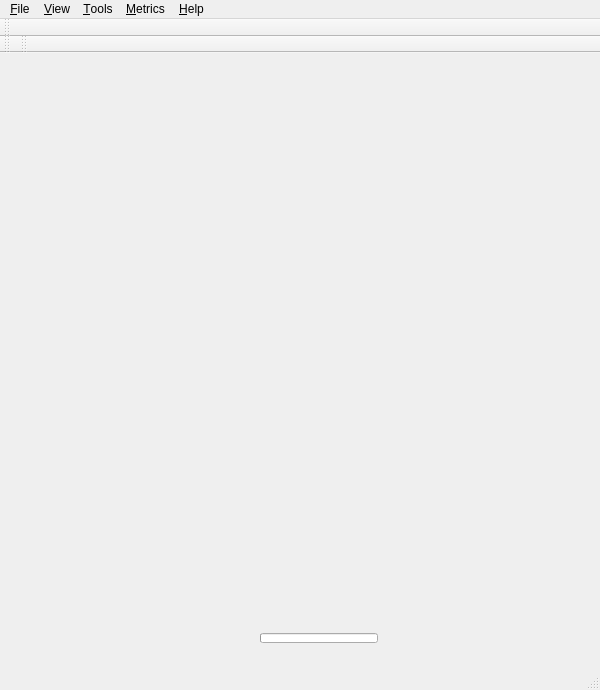
This is forms/ClinifaceMain.ui in frontiersi/Cliniface as Qt 5 draws it before an edit. The edited form follows.
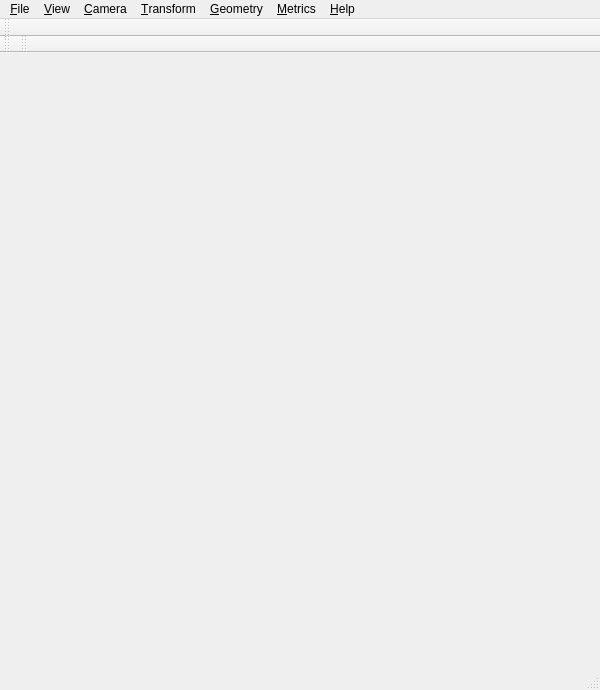
This is the edited form. Icons and pictures are not drawn.

```diff
--- a/forms/ClinifaceMain.ui
+++ b/forms/ClinifaceMain.ui
@@ -35,30 +35,7 @@
    <iconset resource="../resources.qrc">
     <normaloff>:/logos/window_icon.png</normaloff>:/logos/window_icon.png</iconset>
   </property>
-  <widget class="QWidget" name="centralwidget">
-   <widget class="QProgressBar" name="progressBar">
-    <property name="geometry">
-     <rect>
-      <x>260</x>
-      <y>580</y>
-      <width>118</width>
-      <height>10</height>
-     </rect>
-    </property>
-    <property name="maximumSize">
-     <size>
-      <width>16777215</width>
-      <height>10</height>
-     </size>
-    </property>
-    <property name="value">
-     <number>0</number>
-    </property>
-    <property name="textVisible">
-     <bool>false</bool>
-    </property>
-   </widget>
-  </widget>
+  <widget class="QWidget" name="centralwidget"/>
   <widget class="QMenuBar" name="menubar">
    <property name="geometry">
     <rect>
@@ -82,9 +59,9 @@
     <addaction name="action_About"/>
     <addaction name="action_Plugins"/>
    </widget>
-   <widget class="QMenu" name="menu_Tools">
+   <widget class="QMenu" name="menu_Geometry">
     <property name="title">
-     <string>&amp;Tools</string>
+     <string>&amp;Geometry</string>
     </property>
    </widget>
    <widget class="QMenu" name="menu_View">
@@ -97,9 +74,21 @@
      <string>&amp;Metrics</string>
     </property>
    </widget>
+   <widget class="QMenu" name="menu_Camera">
+    <property name="title">
+     <string>&amp;Camera</string>
+    </property>
+   </widget>
+   <widget class="QMenu" name="menu_Transform">
+    <property name="title">
+     <string>&amp;Transform</string>
+    </property>
+   </widget>
    <addaction name="menu_File"/>
    <addaction name="menu_View"/>
-   <addaction name="menu_Tools"/>
+   <addaction name="menu_Camera"/>
+   <addaction name="menu_Transform"/>
+   <addaction name="menu_Geometry"/>
    <addaction name="menu_Metrics"/>
    <addaction name="menu_Help"/>
   </widget>
```
Left out of the diff: 110 changed lines with no effect on the pictures.
